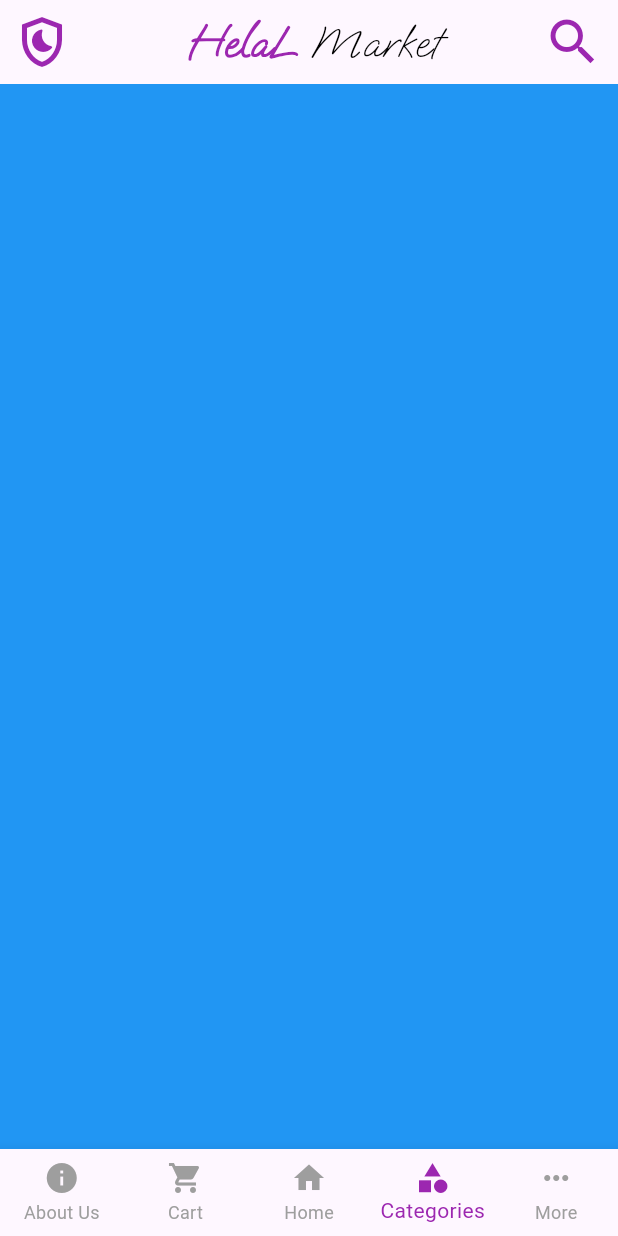
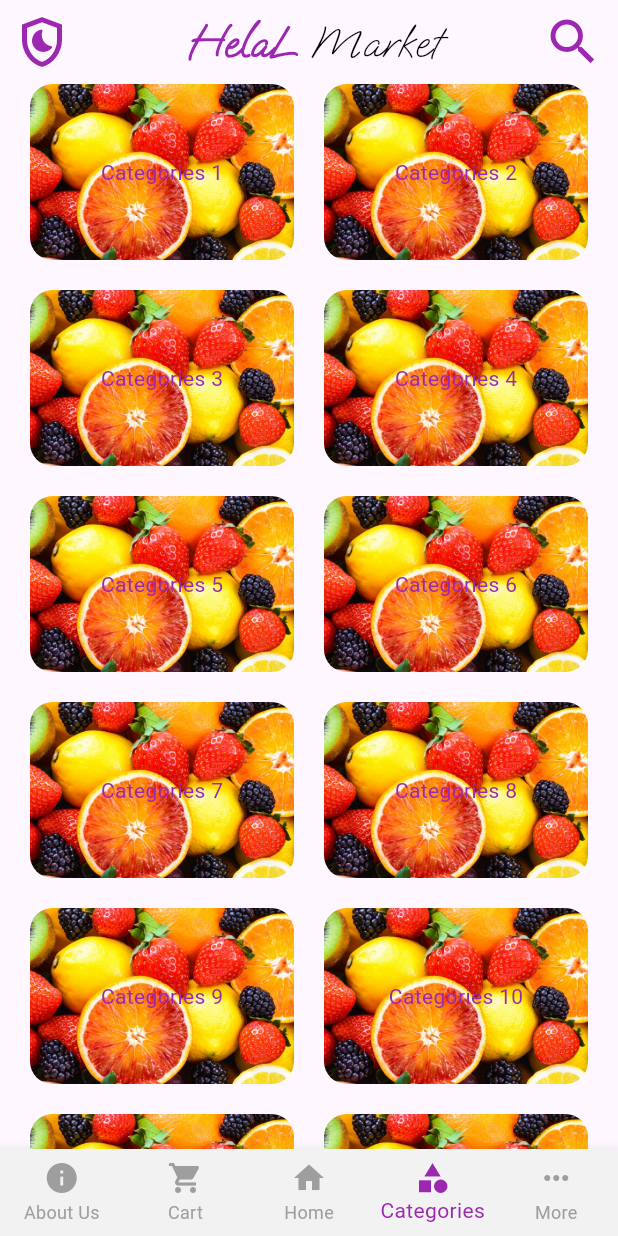
Before and after one commit to Mohammed-Jubran/helal-DOT-Jordan-2023, a Flutter app: the BottomNavigation screen opened directly, item 4 of the bottom bar chosen, on a phone screen of 412 x 824 dp. Run offline on Flutter 3.47's test engine with Material 2 defaults, Android fonts, the phone set to English and light mode, and no system bars; our stand-ins replace dropdown_button2; missing offline and left inert: banner_image.

```diff
--- a/lib/views/bottom_navigation_bar.dart
+++ b/lib/views/bottom_navigation_bar.dart
@@ -70,6 +70,8 @@ class _BottomNavigationState extends State<BottomNavigation> {
         ),
         body: _pages[_selectedTab],
         bottomNavigationBar: BottomNavigationBar(
+          elevation: 7,
+          backgroundColor: const Color(0xFFf2f2f2),
           type: BottomNavigationBarType.fixed,
           currentIndex: _selectedTab,
           onTap: (index) => _changeTab(index),
--- a/lib/views/categories_screen.dart
+++ b/lib/views/categories_screen.dart
@@ -8,10 +8,34 @@ class CategoriesScreen extends StatefulWidget {
 }
 
 class _CategoriesScreenState extends State<CategoriesScreen> {
+  final List<Map> myCategories = List.generate(
+      20, (index) => {"id": index, "name": "Categories ${index + 1}"}).toList();
+
   @override
   Widget build(BuildContext context) {
-    return Container(
-      color: Colors.blue,
+    return Scaffold(
+      body: Padding(
+        padding: const EdgeInsets.symmetric(horizontal: 20),
+        child: GridView.builder(
+          gridDelegate: const SliverGridDelegateWithMaxCrossAxisExtent(
+            maxCrossAxisExtent: 200,
+            childAspectRatio: 3 / 2,
+            crossAxisSpacing: 20,
+            mainAxisSpacing: 20,
+          ),
+          itemCount: myCategories.length,
+          itemBuilder: (context, index) {
+            return Container(
+              alignment: Alignment.center,
+              decoration: BoxDecoration(
+                  image: const DecorationImage(
+                      image: AssetImage("assets/images/5.jpg"), fit: BoxFit.cover),
+                  borderRadius: BorderRadius.circular(15)),
+              child: Text(myCategories[index]["name"],style: TextStyle(color: Colors.purple),),
+            );
+          },
+        ),
+      ),
     );
   }
 }
```
Also changed, not shown: lib/views/home_screen.dart (+13 -12 lines), assets/images/6.jpeg (added).
